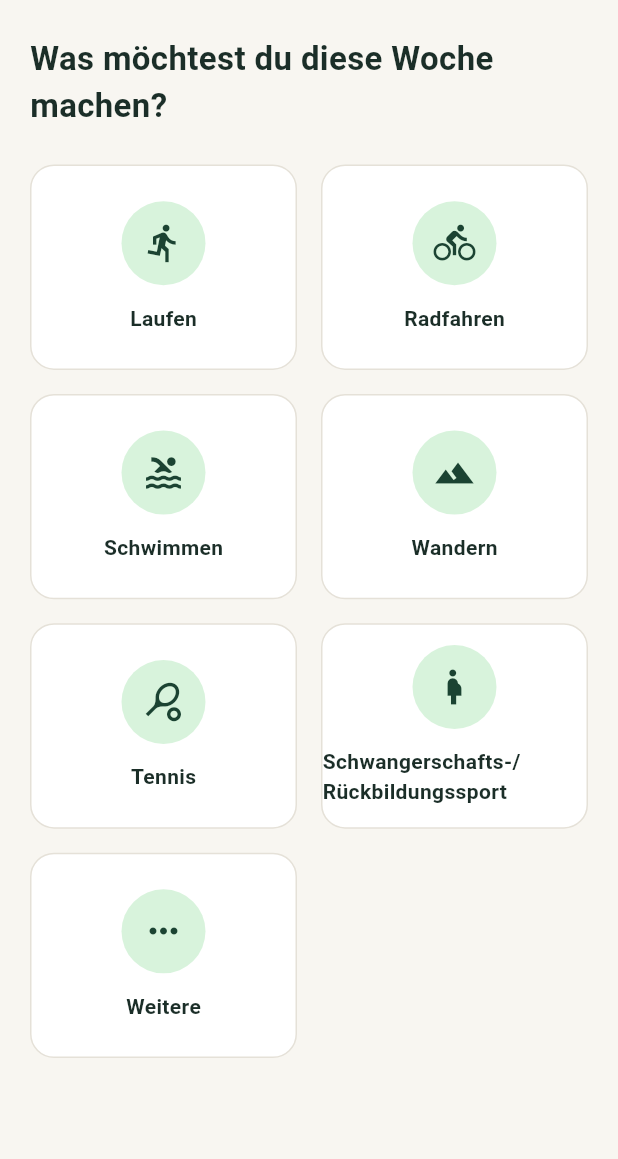
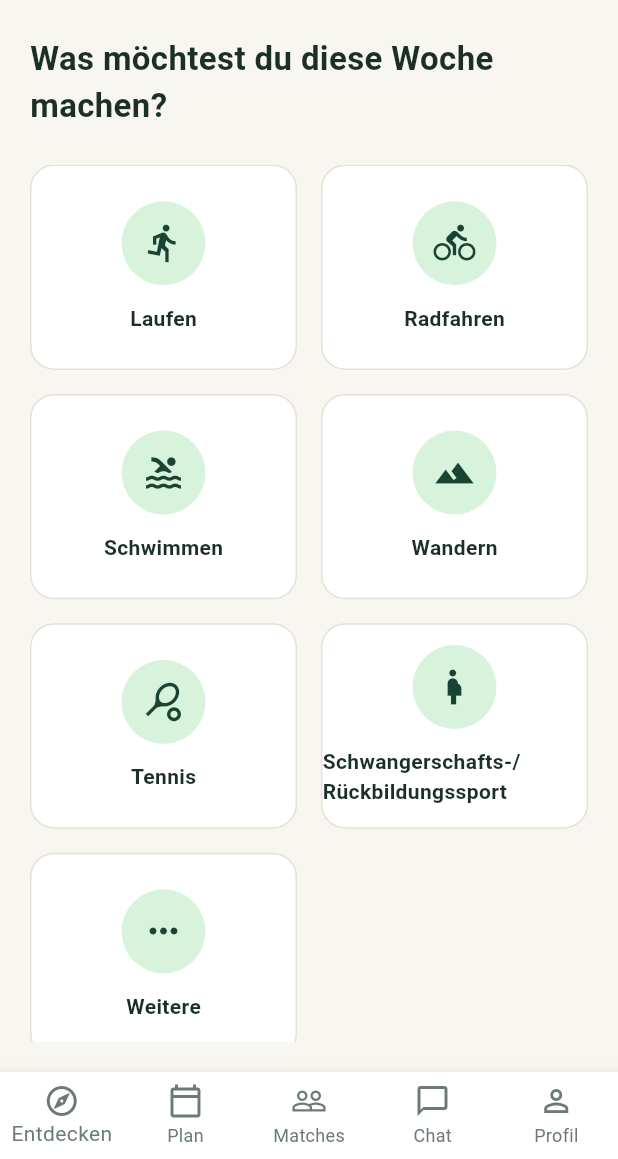
Before and after one commit to melinakunkel/PaceMatch, a Flutter app: the screen it shows once a user with an empty profile is signed in, on a phone screen of 412 x 824 dp, the part 77-1236 px from its top. Run offline on Flutter 3.47's test engine with Material 3 defaults, Android fonts, the phone set to English and light mode, and no system bars; our stand-ins replace flutter_dotenv, flutter_map, go_router, image_picker, latlong2, shared_preferences and 1 more; accounts and stored records are empty.

Commit message:
Fix bottom nav disappearing entirely on Home
Home passes currentIndex: null since it isn't one of the 5 tabs, but
that was hiding the whole bottom bar instead of just leaving nothing
highlighted — so landing on Home (the default route after login)
looked like all navigation had vanished. The bar now always renders;
on Home it just shows with no tab picked out.

Co-Authored-By: Claude Sonnet 5 <noreply@anthropic.com>
Claude-Session: https://claude.ai/code/session_01Ea9r8VGpDf7DY7pxTu84EK

```diff
--- a/lib/widgets/app_scaffold.dart
+++ b/lib/widgets/app_scaffold.dart
@@ -18,7 +18,8 @@ class AppScaffold extends StatelessWidget {
     this.floatingActionButton,
   });
 
-  /// Null for screens outside the 5-tab flow (Home): no bottom nav shown.
+  /// Null for screens outside the 5-tab flow (Home): the bar still shows,
+  /// for navigation, just with no tab highlighted.
   final int? currentIndex;
   final Widget body;
   final String? title;
@@ -58,10 +59,19 @@ class AppScaffold extends StatelessWidget {
             ),
       body: SafeArea(child: body),
       floatingActionButton: floatingActionButton,
-      bottomNavigationBar: currentIndex == null
-          ? null
-          : BottomNavigationBar(
-              currentIndex: currentIndex!,
+      bottomNavigationBar: Theme(
+        // On Home, currentIndex is null (it isn't one of the 5 tabs) — still
+        // show the bar so navigation stays reachable, just with nothing
+        // highlighted, by making the "selected" and "unselected" colors match.
+        data: currentIndex == null
+            ? Theme.of(context).copyWith(
+                bottomNavigationBarTheme: Theme.of(context)
+                    .bottomNavigationBarTheme
+                    .copyWith(selectedItemColor: AppColors.textSecondary),
+              )
+            : Theme.of(context),
+        child: BottomNavigationBar(
+          currentIndex: currentIndex ?? 0,
           onTap: (index) {
             if (index == currentIndex) return;
             context.go(_routes[index]);
@@ -116,6 +126,7 @@ class AppScaffold extends StatelessWidget {
             ),
           ],
         ),
+      ),
     );
   }
 }
```
Lines whose indentation alone changed are shown as unchanged.
